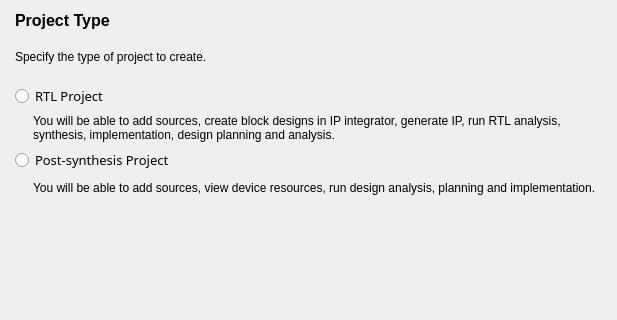
Above: src/NewProject/project_type_form.ui from os-fpga/FOEDAG before the change; both pictures show x 0 to 617 and y 0 to 320 of the 617 by 485 pixel window. Below: the same form after it.
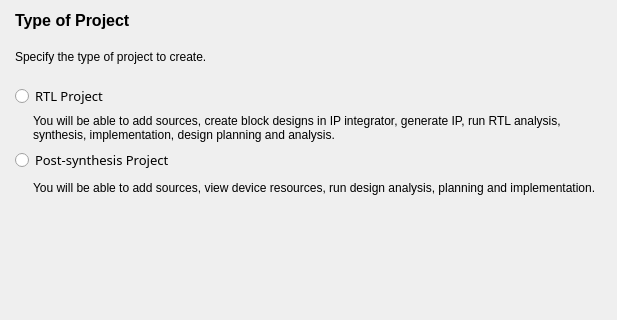
That is the form after the change.

Commit message: Update New Project dialog UI;

Patch:
```diff
--- a/src/NewProject/project_type_form.ui
+++ b/src/NewProject/project_type_form.ui
@@ -33,7 +33,7 @@
       </font>
      </property>
      <property name="text">
-      <string>Project Type</string>
+      <string>Type of Project</string>
      </property>
      <property name="wordWrap">
       <bool>true</bool>
```
The commit also changes 13 other files.
